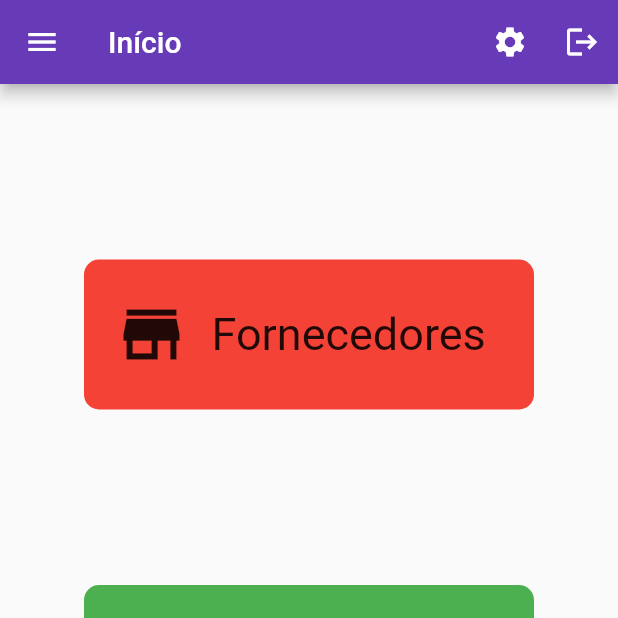
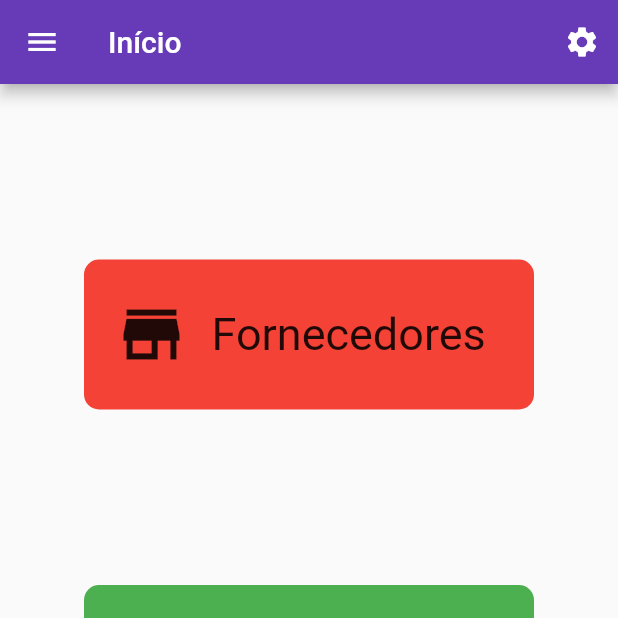
Before and after one commit to prpontes/lp4_appusuarios, a Flutter app: the TelaInicio screen opened by its route, in the side drawer, after a tap on the "settings" icon, on a phone screen of 412 x 824 dp, the top half of it. Run offline on Flutter 3.47's test engine with Material 2 defaults, Android fonts, the phone set to English and light mode, and no system bars; our stand-ins replace diacritic, sqflite; accounts and stored records are empty.

Commit message:
refactor: rename to english

```diff
--- a/lib/view/tela_menu.dart
+++ b/lib/components/home_drawer.dart
@@ -1,21 +1,25 @@
 import 'package:flutter/material.dart';
+import 'package:lp4_appusuarios/model/usuario.dart';
+import 'package:lp4_appusuarios/provider/auth_provider.dart';
 import 'package:provider/provider.dart';
-import '../model/usuario.dart';
-import '../provider/auth_provider.dart';
 
-class Menu extends StatefulWidget {
-  const Menu({Key? key}) : super(key: key);
+class HomeDrawer extends StatefulWidget {
+  const HomeDrawer({Key? key}) : super(key: key);
 
   @override
-  State<Menu> createState() => _MenuState();
+  State<HomeDrawer> createState() => _HomeDrawerState();
 }
 
-class _MenuState extends State<Menu> {
+class _HomeDrawerState extends State<HomeDrawer> {
+  late AuthProvider authProvider;
+  @override
+  void initState() {
+    super.initState();
+    authProvider = Provider.of<AuthProvider>(context, listen: false);
+  }
+
   @override
   Widget build(BuildContext context) {
-    Usuario usuarioAutenticado =
-        Provider.of<AuthProvider>(context, listen: true).user;
-
     return Drawer(
       child: ListView(
         children: [
@@ -23,10 +27,13 @@ class _MenuState extends State<Menu> {
               decoration: const BoxDecoration(
                 color: Colors.white30,
               ),
-              child: SingleChildScrollView(
-                child: Column(
-                  children: [
-                    ListTile(
+              child: Center(
+                child: Consumer<AuthProvider>(builder: (context, value, child) {
+                  if (!value.isLoggedIn) {
+                    return Container();
+                  }
+                  Usuario usuarioAutenticado = value.user!;
+                  return ListTile(
                     leading: usuarioAutenticado.avatar! == ""
                         ? const Icon(
                             Icons.account_circle,
@@ -46,29 +53,16 @@ class _MenuState extends State<Menu> {
                       padding: const EdgeInsets.only(left: 20),
                       width: 50,
                       child: IconButton(
-                            icon: const Icon(
-                              Icons.close,
-                              color: Colors.blue,
+                        tooltip: "Sair",
+                        onPressed: () {
+                          authProvider.logout();
+                          Navigator.pushReplacementNamed(context, "/");
+                        },
+                        icon: const Icon(Icons.logout),
                       ),
-                            onPressed: () {
-                              Navigator.pop(context);
-                            },
                     ),
-                        )),
-                    const SizedBox(
-                      height: 10,
-                    ),
-                    TextField(
-                      keyboardType: TextInputType.text,
-                      decoration: InputDecoration(
-                          hintText: "Buscar item do menu",
-                          //border: OutlineInputBorder(),
-                          suffixIcon: IconButton(
-                              onPressed: () {},
-                              icon: const Icon(Icons.search))),
-                    )
-                  ],
-                ),
+                  );
+                }),
               )),
           const Divider(color: Colors.black26),
           SizedBox(
--- a/lib/main.dart
+++ b/lib/main.dart
@@ -1,9 +1,9 @@
 import 'package:lp4_appusuarios/provider/auth_provider.dart';
 import 'package:lp4_appusuarios/provider/usuario_provider.dart';
 import 'package:lp4_appusuarios/singletons/database_singleton.dart';
-import 'package:lp4_appusuarios/view/tela_inicio.dart';
-import 'package:lp4_appusuarios/view/tela_login.dart';
-import 'package:lp4_appusuarios/view/tela_usuario.dart';
+import 'package:lp4_appusuarios/view/home_page.dart';
+import 'package:lp4_appusuarios/view/login_page.dart';
+import 'package:lp4_appusuarios/view/users_page.dart';
 import 'package:flutter/material.dart';
 import 'package:provider/provider.dart';
 
--- a/lib/view/tela_inicio.dart
+++ b/lib/view/home_page.dart
@@ -1,5 +1,5 @@
 import 'package:lp4_appusuarios/provider/auth_provider.dart';
-import 'package:lp4_appusuarios/view/tela_menu.dart';
+import 'package:lp4_appusuarios/components/home_drawer.dart';
 import 'package:flutter/material.dart';
 import 'package:provider/provider.dart';
 
@@ -14,17 +14,11 @@ class _TelaInicioState extends State<TelaInicio> {
   @override
   Widget build(BuildContext context) {
     return Scaffold(
-        drawer: const Menu(),
+        drawer: const HomeDrawer(),
         appBar: AppBar(
           title: const Text("Início"),
           actions: [
             IconButton(onPressed: () {}, icon: const Icon(Icons.settings)),
-            IconButton(
-                onPressed: () {
-                  Provider.of<AuthProvider>(context, listen: false).logout();
-                  Navigator.pushReplacementNamed(context, "/");
-                },
-                icon: const Icon(Icons.logout))
           ],
         ),
         body: Center(
```
Also changed, not shown: lib/view/login_page.dart (renamed from lib/view/tela_login.dart, +7 -4 lines), lib/view/users_page.dart (renamed from lib/view/tela_usuario.dart). Lines whose indentation alone changed are shown as unchanged.
